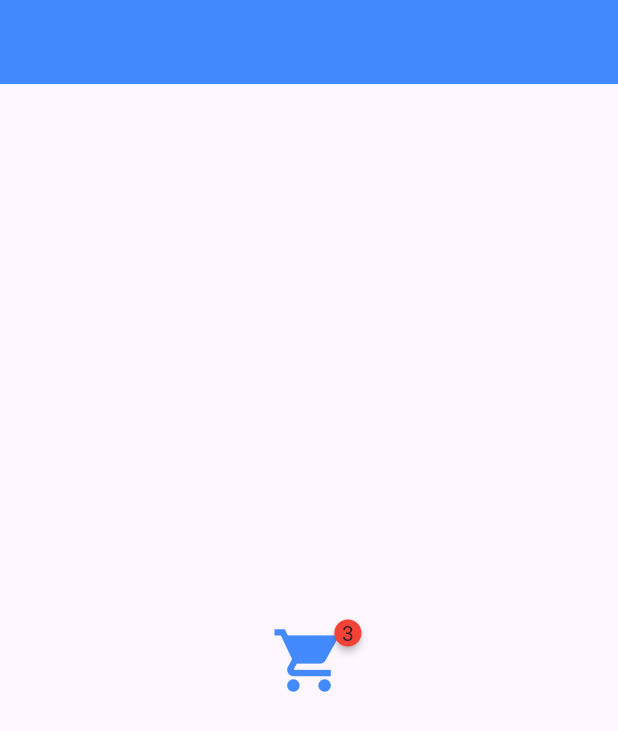
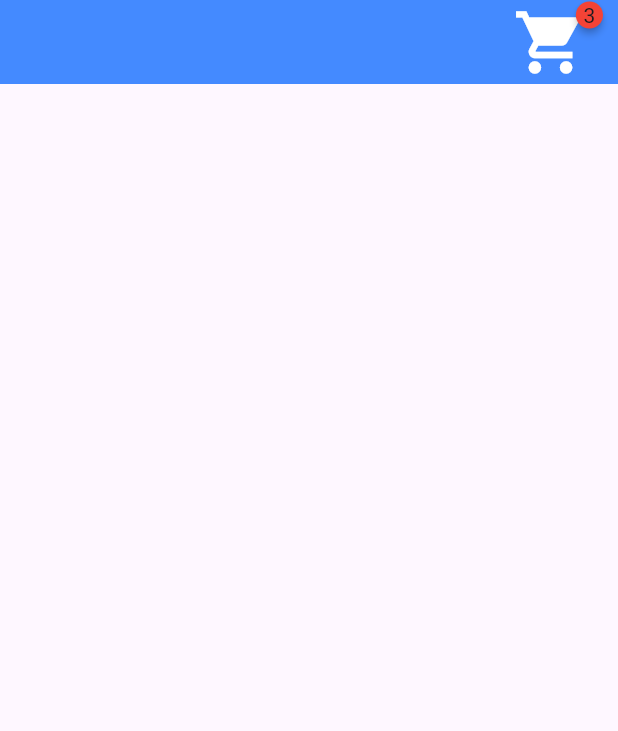
Before and after one commit to Salman-Dev336/Pub.Dev, a Flutter app: the screen it shows after launch, on a phone screen of 412 x 824 dp. Shown: the top 731 px of the screen. Run offline on Flutter 3.47's test engine with Material 3 defaults, Android fonts, the phone set to English and light mode, and no system bars; drawn by our look-alikes of badges.

Commit message:
trying badges in actions in appbar

```diff
--- a/lib/home.dart
+++ b/lib/home.dart
@@ -13,6 +13,15 @@ class _HomeState extends State<Home> {
   Widget build(BuildContext context) {
     return Scaffold(
       appBar: AppBar(
+        actions: [
+           badges.Badge(
+            badgeContent: Text('3'),
+            child: Icon(Icons.shopping_cart,
+             size: 50,
+              color: Colors.white),
+           ),
+         SizedBox(width: 20,)
+        ],
         backgroundColor: Colors.blueAccent,
 ),
      body: SafeArea(
@@ -20,14 +29,14 @@ class _HomeState extends State<Home> {
         mainAxisAlignment: MainAxisAlignment.center,
         crossAxisAlignment: CrossAxisAlignment.center,
         children: [
-         Center(
-           child: badges.Badge(
-            badgeContent: Text('3'),
-            child: Icon(Icons.shopping_cart,
-             size: 50,
-              color: Colors.blueAccent),
-           ),
-         )
+        //  Center(
+        //    child: badges.Badge(
+        //     badgeContent: Text('3'),
+        //     child: Icon(Icons.shopping_cart,
+        //      size: 50,
+        //       color: Colors.blueAccent),
+        //    ),
+        //  )
         ],
       )),
     );
```
